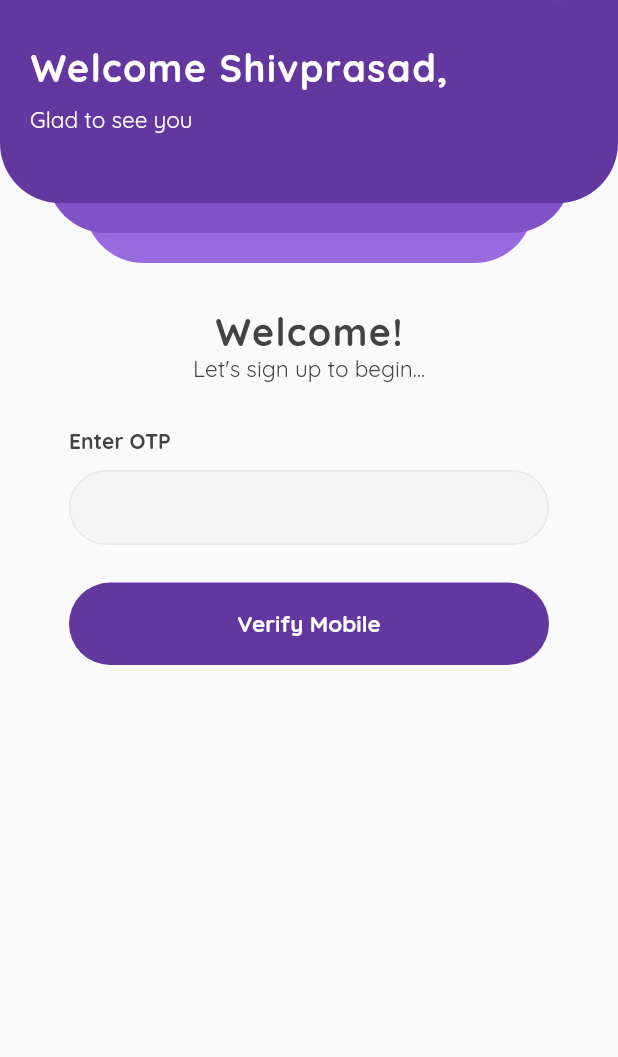
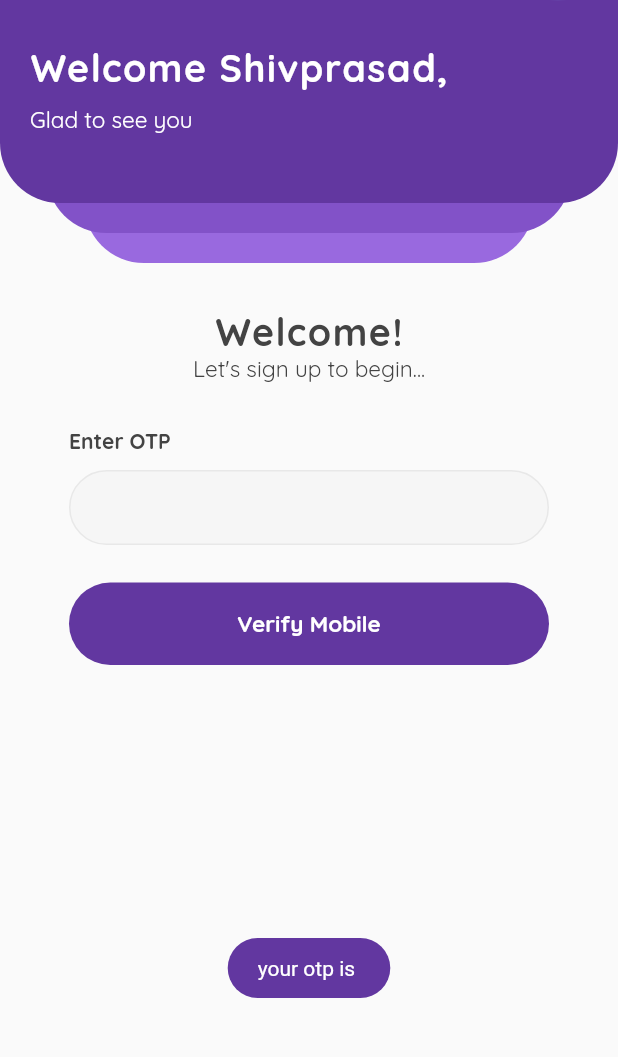
Before and after one commit to ivanshu1006/score_funda, a Flutter app: the MobileVerify screen opened directly with empty values, on a phone screen of 412 x 824 dp, the part 142-1199 px from its top. Run offline on Flutter 3.47's test engine with Material 2 defaults, Android fonts, the phone set to English and light mode, and no system bars; our stand-ins replace fluttertoast, modal_progress_hud_nsn.

```diff
--- a/lib/Screens/Signup_Screen.dart
+++ b/lib/Screens/Signup_Screen.dart
@@ -111,12 +111,14 @@ class _SignUpScreenState extends State<SignUpScreen> {
                         await auth.signUp(userName, mobile, password);
 
                     if (res.statusCode == 200) {
+                      String otp =
+                          jsonDecode(res.body)["data"]["otp"].toString();
                       setState(() {
                         Navigator.push(
                           context,
                           MaterialPageRoute(
                               builder: (context) =>
-                                  MobileVerify(mobileNo: mobile)),
+                                  MobileVerify(mobileNo: mobile, sendOtp: otp)),
                         );
                       });
                     } else {
--- a/lib/Screens/VerifyMobile.dart
+++ b/lib/Screens/VerifyMobile.dart
@@ -6,11 +6,13 @@ import 'package:scorefunda/Screens/Widgets/inputfield.dart';
 import 'package:scorefunda/Screens/home_screen.dart';
 import 'package:scorefunda/Services/authentication.dart' as auth;
 import 'package:http/http.dart' as http;
+import 'package:fluttertoast/fluttertoast.dart';
 
 class MobileVerify extends StatefulWidget {
-  MobileVerify({super.key, required this.mobileNo});
+  MobileVerify({super.key, required this.mobileNo, required this.sendOtp});
   String mobileNo;
   static String id = "MobileVerify";
+  String sendOtp;
   @override
   State<MobileVerify> createState() => _MobileVerifyState();
 }
@@ -20,6 +22,15 @@ class _MobileVerifyState extends State<MobileVerify> {
   void setOtp(value) {
     setState(() {
       otp = value;
+    });
+  }
+
+  initState() {
+    setState(() {
+      Fluttertoast.showToast(
+          timeInSecForIosWeb: 8,
+          backgroundColor: kPrimaryColor,
+          msg: "your otp is ${widget.sendOtp}");
     });
   }
 
--- a/lib/Screens/Widgets/inputfield.dart
+++ b/lib/Screens/Widgets/inputfield.dart
@@ -40,7 +40,6 @@ class _InputFieldState extends State<InputField> {
                 onChanged: (value) {
                   widget.onType(value);
                 },
-                keyboardType: TextInputType.phone,
                 decoration: InputDecoration(border: InputBorder.none),
               ),
             )
--- a/pubspec.yaml
+++ b/pubspec.yaml
@@ -30,6 +30,7 @@ environment:
 # versions available, run `flutter pub outdated`.
 dependencies:
   cupertino_icons: ^1.0.2
+  fluttertoast: ^8.2.1
   flutter:
     sdk: flutter
 
@@ -39,6 +40,7 @@ dev_dependencies:
   flutter_progress_hud: ^2.0.2
   flutter_test:
     sdk: flutter
+  fluttertoast: ^8.2.1
   http: ^0.13.5
   modal_progress_hud_nsn: ^0.3.0
 
```
Also changed, not shown: lib/Screens/Signin_Screen.dart (+9 -11 lines), pubspec.lock, 1 other file.
